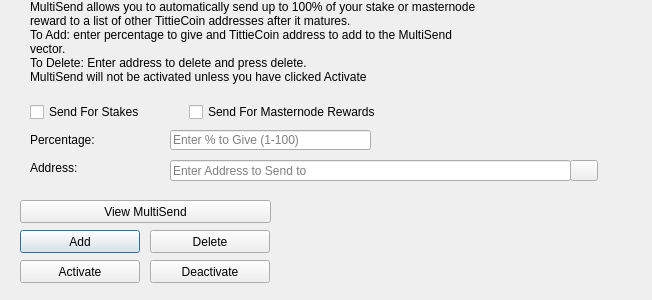
First picture: the form in src/qt/forms/multisenddialog.ui, repository Limitless-VIP/Limitless, before the edit.
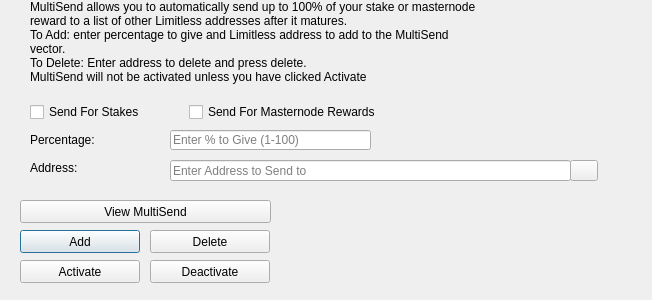
Second picture: the form after the edit. Icons and pictures are not drawn.

```diff
--- a/src/qt/forms/multisenddialog.ui
+++ b/src/qt/forms/multisenddialog.ui
@@ -61,8 +61,8 @@
     <number>1</number>
    </property>
    <property name="text">
-    <string>MultiSend allows you to automatically send up to 100% of your stake or masternode reward to a list of other TittieCoin addresses after it matures.
-To Add: enter percentage to give and TittieCoin address to add to the MultiSend vector.
+    <string>MultiSend allows you to automatically send up to 100% of your stake or masternode reward to a list of other Limitless addresses after it matures.
+To Add: enter percentage to give and Limitless address to add to the MultiSend vector.
 To Delete: Enter address to delete and press delete.
 MultiSend will not be activated unless you have clicked Activate</string>
    </property>
```
Left out of the diff: 4 changed lines with no effect on the pictures.
